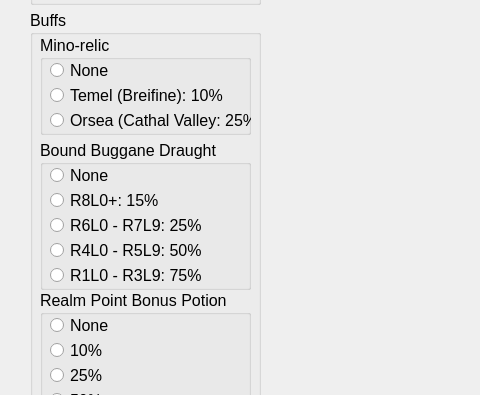
Before: the Qt Designer form mainwindow.ui in towbes/GaherisRPCalc, drawn with Qt 5; both pictures show x 0 to 480 and y 132 to 527 of the 902 by 684 pixel window.
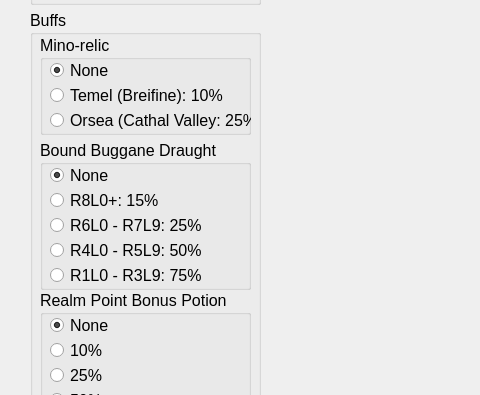
After: the same form once the commit is applied.

Diff of the .ui file:
```diff
--- a/mainwindow.ui
+++ b/mainwindow.ui
@@ -128,6 +128,9 @@
       <property name="text">
        <string>None</string>
       </property>
+      <property name="checked">
+       <bool>true</bool>
+      </property>
       <attribute name="buttonGroup">
        <string notr="true">bgroupMinorelic</string>
       </attribute>
@@ -189,6 +192,9 @@
       <property name="text">
        <string>None</string>
       </property>
+      <property name="checked">
+       <bool>true</bool>
+      </property>
       <attribute name="buttonGroup">
        <string notr="true">bgroupBuggane</string>
       </attribute>
@@ -282,6 +288,9 @@
       <property name="text">
        <string>None</string>
       </property>
+      <property name="checked">
+       <bool>true</bool>
+      </property>
       <attribute name="buttonGroup">
        <string notr="true">bgroupRpPotion</string>
       </attribute>
```
